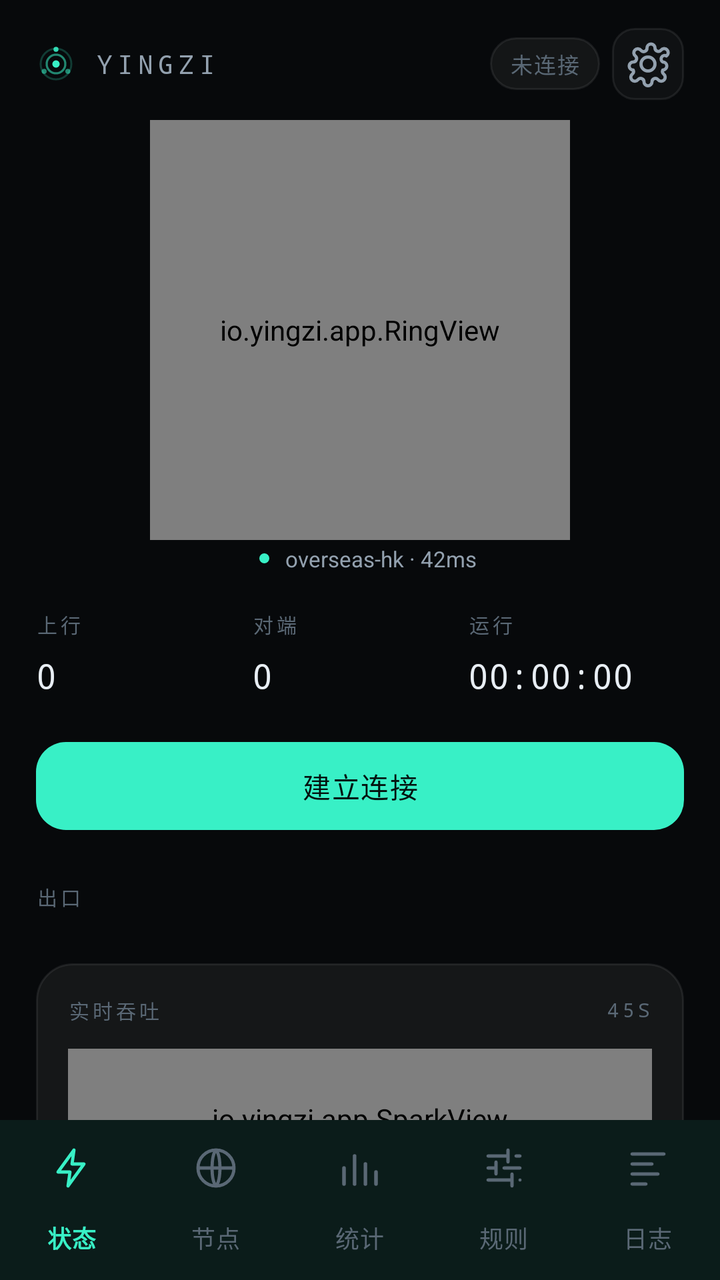
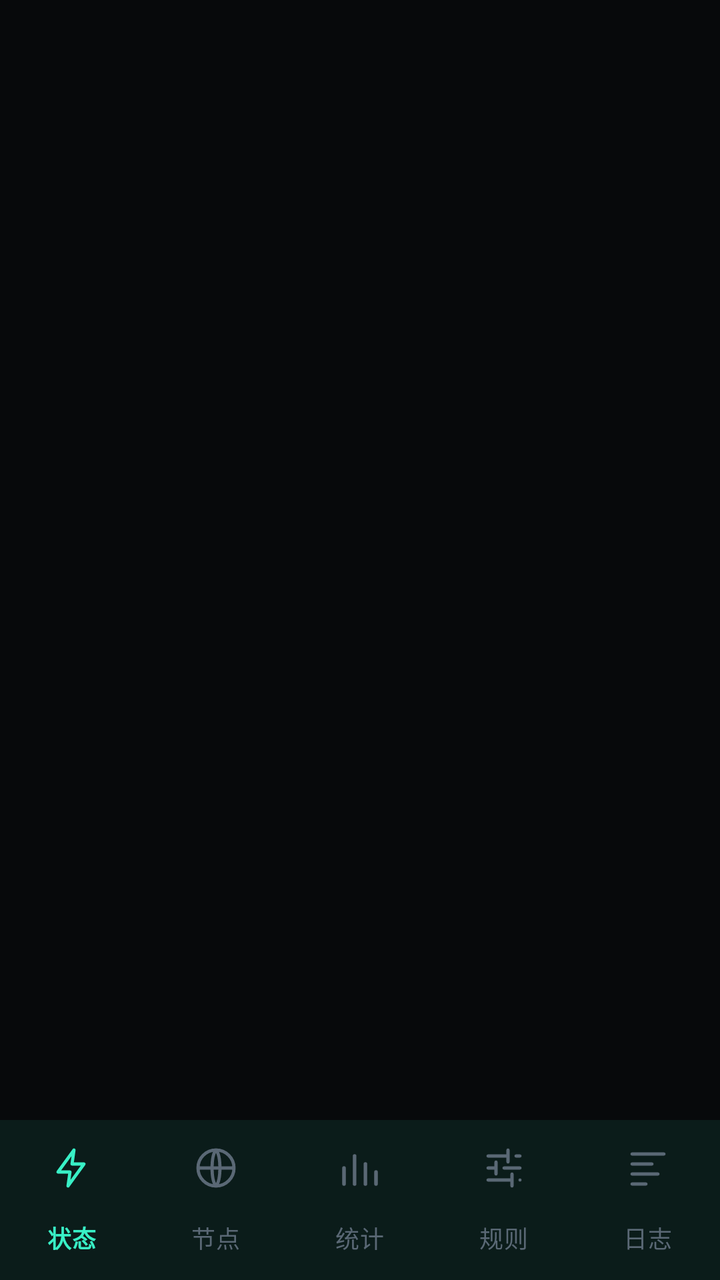

The first picture is an Android layout as it rendered before a commit; the second is the same layout after the commit. The layout source and the unified diff follow.
<!-- AndroidManifest.xml: application theme Theme.Yingzi -->
<!-- res/layout/activity_main.xml -->
<?xml version="1.0" encoding="utf-8"?>
<LinearLayout xmlns:android="http://schemas.android.com/apk/res/android"
    xmlns:app="http://schemas.android.com/apk/res-auto"
    android:layout_width="match_parent"
    android:layout_height="match_parent"
    android:orientation="vertical"
    android:background="@color/bg">

    
    <LinearLayout
        android:layout_width="match_parent"
        android:layout_height="wrap_content"
        android:orientation="horizontal"
        android:gravity="center_vertical"
        android:paddingStart="18dp" android:paddingEnd="18dp"
        android:paddingTop="14dp" android:paddingBottom="10dp">

        <ImageView
            android:layout_width="20dp" android:layout_height="20dp"
            android:src="@drawable/ic_mark" />

        <TextView
            android:layout_width="wrap_content" android:layout_height="wrap_content"
            android:layout_marginStart="9dp"
            android:text="YINGZI"
            android:fontFamily="monospace"
            android:textSize="13sp"
            android:letterSpacing="0.2"
            android:textColor="@color/text_2" />

        <Space android:layout_width="0dp" android:layout_height="1dp" android:layout_weight="1" />

        <TextView
            android:id="@+id/statePill"
            android:layout_width="wrap_content" android:layout_height="wrap_content"
            android:background="@drawable/bg_pill"
            android:paddingStart="10dp" android:paddingEnd="10dp"
            android:paddingTop="5dp" android:paddingBottom="5dp"
            android:text="未连接"
            android:fontFamily="monospace"
            android:textSize="11sp"
            android:letterSpacing="0.06"
            android:textColor="@color/text_3" />

        <ImageButton
            android:id="@+id/settingsBtn"
            android:layout_width="36dp" android:layout_height="36dp"
            android:layout_marginStart="6dp"
            android:background="@drawable/bg_icon_btn"
            android:src="@drawable/ic_settings"
            app:tint="@color/text_2"
            android:contentDescription="设置" />
    </LinearLayout>

    <ScrollView
        android:layout_width="match_parent"
        android:layout_height="0dp"
        android:layout_weight="1"
        android:scrollbars="none"
        android:overScrollMode="never">

        <LinearLayout
            android:layout_width="match_parent"
            android:layout_height="wrap_content"
            android:orientation="vertical"
            android:paddingStart="18dp" android:paddingEnd="18dp"
            android:paddingBottom="18dp">

            <io.yingzi.app.RingView
                android:id="@+id/ring"
                android:layout_width="210dp"
                android:layout_height="210dp"
                android:layout_gravity="center_horizontal" />

            <LinearLayout
                android:layout_width="wrap_content" android:layout_height="wrap_content"
                android:layout_gravity="center_horizontal"
                android:layout_marginTop="2dp"
                android:orientation="horizontal"
                android:gravity="center_vertical">

                <View android:layout_width="5dp" android:layout_height="5dp"
                    android:layout_marginStart="8dp" android:layout_marginEnd="8dp"
                    android:background="@drawable/bg_dot_accent" />
                <TextView
                    android:id="@+id/exitLine"
                    android:layout_width="wrap_content" android:layout_height="wrap_content"
                    android:text="overseas-hk · 42ms"
                    android:textSize="11sp"
                    android:textColor="@color/text_2" />
            </LinearLayout>

            
            <LinearLayout
                android:layout_width="match_parent" android:layout_height="wrap_content"
                android:layout_marginTop="18dp"
                android:orientation="horizontal">

                <LinearLayout android:layout_width="0dp" android:layout_height="wrap_content"
                    android:layout_weight="1" android:orientation="vertical">
                    <TextView style="@style/Micro" android:layout_width="wrap_content"
                        android:layout_height="wrap_content" android:text="上行" />
                    <TextView android:id="@+id/upValue" style="@style/Num"
                        android:layout_width="wrap_content" android:layout_height="wrap_content"
                        android:layout_marginTop="7dp" android:textSize="17sp" android:text="0" />
                </LinearLayout>

                <LinearLayout android:layout_width="0dp" android:layout_height="wrap_content"
                    android:layout_weight="1" android:orientation="vertical">
                    <TextView style="@style/Micro" android:layout_width="wrap_content"
                        android:layout_height="wrap_content" android:text="对端" />
                    <TextView android:id="@+id/peersValue" style="@style/Num"
                        android:layout_width="wrap_content" android:layout_height="wrap_content"
                        android:layout_marginTop="7dp" android:textSize="17sp" android:text="0" />
                </LinearLayout>

                <LinearLayout android:layout_width="0dp" android:layout_height="wrap_content"
                    android:layout_weight="1" android:orientation="vertical">
                    <TextView style="@style/Micro" android:layout_width="wrap_content"
                        android:layout_height="wrap_content" android:text="运行" />
                    <TextView android:id="@+id/uptimeValue" style="@style/Num"
                        android:layout_width="wrap_content" android:layout_height="wrap_content"
                        android:layout_marginTop="7dp" android:textSize="17sp" android:text="00:00:00" />
                </LinearLayout>
            </LinearLayout>

            <com.google.android.material.button.MaterialButton
                android:id="@+id/toggle"
                style="@style/CtaButton"
                android:layout_width="match_parent"
                android:layout_height="wrap_content"
                android:layout_marginTop="18dp"
                android:text="建立连接" />

            <TextView style="@style/SectionLabel" android:layout_width="wrap_content"
                android:layout_height="wrap_content" android:text="出口" />

            <HorizontalScrollView
                android:layout_width="match_parent" android:layout_height="wrap_content"
                android:scrollbars="none" android:overScrollMode="never">
                <LinearLayout
                    android:id="@+id/exitChips"
                    android:layout_width="wrap_content" android:layout_height="wrap_content"
                    android:orientation="horizontal" />
            </HorizontalScrollView>

            
            <LinearLayout
                android:layout_width="match_parent" android:layout_height="wrap_content"
                android:layout_marginTop="16dp"
                android:background="@drawable/bg_card"
                android:orientation="vertical"
                android:padding="16dp">

                <LinearLayout android:layout_width="match_parent" android:layout_height="wrap_content"
                    android:orientation="horizontal" android:gravity="center_vertical">
                    <TextView style="@style/Micro" android:layout_width="0dp"
                        android:layout_height="wrap_content" android:layout_weight="1"
                        android:text="实时吞吐" />
                    <TextView style="@style/Micro" android:layout_width="wrap_content"
                        android:layout_height="wrap_content" android:text="45S" />
                </LinearLayout>

                <io.yingzi.app.SparkView
                    android:id="@+id/spark"
                    android:layout_width="match_parent"
                    android:layout_height="70dp"
                    android:layout_marginTop="12dp" />

                <View android:layout_width="match_parent" android:layout_height="1dp"
                    android:layout_marginTop="14dp" android:layout_marginBottom="12dp"
                    android:background="@color/line" />

                <LinearLayout android:layout_width="match_parent" android:layout_height="wrap_content"
                    android:orientation="horizontal" android:gravity="center_vertical">
                    <View android:layout_width="6dp" android:layout_height="6dp"
                        android:background="@drawable/bg_dot_direct" />
                    <TextView android:id="@+id/directCount" style="@style/Num"
                        android:layout_width="wrap_content" android:layout_height="wrap_content"
                        android:layout_marginStart="7dp" android:textSize="13sp" android:text="0" />
                    <TextView style="@style/Micro" android:layout_width="0dp"
                        android:layout_height="wrap_content" android:layout_weight="1"
                        android:layout_marginStart="7dp" android:text="直连" />

                    <View android:layout_width="6dp" android:layout_height="6dp"
                        android:background="@drawable/bg_dot_exit" />
                    <TextView android:id="@+id/exitCount" style="@style/Num"
                        android:layout_width="wrap_content" android:layout_height="wrap_content"
                        android:layout_marginStart="7dp" android:textSize="13sp" android:text="0" />
                    <TextView style="@style/Micro" android:layout_width="0dp"
                        android:layout_height="wrap_content" android:layout_weight="1"
                        android:layout_marginStart="7dp" android:text="代理" />

                    <View android:layout_width="6dp" android:layout_height="6dp"
                        android:background="@drawable/bg_dot_block" />
                    <TextView android:id="@+id/blockCount" style="@style/Num"
                        android:layout_width="wrap_content" android:layout_height="wrap_content"
                        android:layout_marginStart="7dp" android:textSize="13sp" android:text="0" />
                    <TextView style="@style/Micro" android:layout_width="wrap_content"
                        android:layout_height="wrap_content" android:layout_marginStart="7dp"
                        android:text="拦截" />
                </LinearLayout>
            </LinearLayout>
        </LinearLayout>
    </ScrollView>

    <com.google.android.material.bottomnavigation.BottomNavigationView
        android:id="@+id/nav"
        android:layout_width="match_parent"
        android:layout_height="wrap_content"
        android:background="@color/bg"
        app:menu="@menu/nav_main"
        app:labelVisibilityMode="labeled"
        app:itemIconTint="@color/nav_item"
        app:itemTextColor="@color/nav_item"
        app:itemActiveIndicatorStyle="@null"
        app:itemRippleColor="@color/accent_soft"
        style="@style/Widget.Material3.BottomNavigationView" />
</LinearLayout>
<!-- resources referenced by this layout -->
<resources>
  <color name="line">#14FFFFFF</color>
  <color name="text_3">#FF5A6875</color>
  <!-- drawable bg_card (drawable) -->
  <?xml version="1.0" encoding="utf-8"?>
  <shape xmlns:android="http://schemas.android.com/apk/res/android">
      <solid android:color="#0EFFFFFF" />
      <stroke android:width="1dp" android:color="@color/line" />
      <corners android:radius="18dp" />
  </shape>
  <!-- drawable bg_dot_accent (drawable) -->
  <?xml version="1.0" encoding="utf-8"?>
  <shape xmlns:android="http://schemas.android.com/apk/res/android" android:shape="oval">
      <solid android:color="@color/accent" />
  </shape>
  <!-- drawable bg_dot_block (drawable) -->
  <?xml version="1.0" encoding="utf-8"?>
  <shape xmlns:android="http://schemas.android.com/apk/res/android" android:shape="oval">
      <solid android:color="@color/block" />
  </shape>
  <!-- drawable bg_dot_direct (drawable) -->
  <?xml version="1.0" encoding="utf-8"?>
  <shape xmlns:android="http://schemas.android.com/apk/res/android" android:shape="oval">
      <solid android:color="@color/direct" />
  </shape>
  <!-- drawable bg_dot_exit (drawable) -->
  <?xml version="1.0" encoding="utf-8"?>
  <shape xmlns:android="http://schemas.android.com/apk/res/android" android:shape="oval">
      <solid android:color="@color/exit" />
  </shape>
  <!-- drawable bg_icon_btn (drawable) -->
  <?xml version="1.0" encoding="utf-8"?>
  <shape xmlns:android="http://schemas.android.com/apk/res/android">
      <solid android:color="#08FFFFFF" />
      <stroke android:width="1dp" android:color="@color/line" />
      <corners android:radius="11dp" />
  </shape>
  <!-- drawable bg_pill (drawable) -->
  <?xml version="1.0" encoding="utf-8"?>
  <shape xmlns:android="http://schemas.android.com/apk/res/android">
      <solid android:color="#0DFFFFFF" />
      <stroke android:width="1dp" android:color="@color/line" />
      <corners android:radius="99dp" />
  </shape>
  <!-- drawable ic_mark (drawable) -->
  <?xml version="1.0" encoding="utf-8"?>
  <vector xmlns:android="http://schemas.android.com/apk/res/android"
      android:width="24dp" android:height="24dp"
      android:viewportWidth="24" android:viewportHeight="24">
  
      <path android:pathData="M12,12m-9.2,0a9.2,9.2 0 1,0 18.4,0a9.2,9.2 0 1,0 -18.4,0"
          android:strokeColor="@color/accent" android:strokeWidth="1.2"
          android:strokeAlpha="0.22" android:fillColor="#00000000" />
  
      <path android:pathData="M12,12m-5.6,0a5.6,5.6 0 1,0 11.2,0a5.6,5.6 0 1,0 -11.2,0"
          android:strokeColor="@color/accent" android:strokeWidth="1.3"
          android:strokeAlpha="0.55" android:fillColor="#00000000" />
  
      <path android:pathData="M12,12m-2.2,0a2.2,2.2 0 1,0 4.4,0a2.2,2.2 0 1,0 -4.4,0"
          android:fillColor="@color/accent" />
  
      <path android:pathData="M12,3.2m-1.5,0a1.5,1.5 0 1,0 3,0a1.5,1.5 0 1,0 -3,0"
          android:fillColor="@color/accent" android:fillAlpha="0.9" />
  
      <path android:pathData="M19.1,16.4m-1.5,0a1.5,1.5 0 1,0 3,0a1.5,1.5 0 1,0 -3,0"
          android:fillColor="@color/accent" android:fillAlpha="0.55" />
  
      <path android:pathData="M4.9,16.4m-1.5,0a1.5,1.5 0 1,0 3,0a1.5,1.5 0 1,0 -3,0"
          android:fillColor="@color/accent" android:fillAlpha="0.55" />
  </vector>
  <!-- drawable ic_settings (drawable) -->
  <?xml version="1.0" encoding="utf-8"?>
  <vector xmlns:android="http://schemas.android.com/apk/res/android"
      android:width="24dp" android:height="24dp"
      android:viewportWidth="24" android:viewportHeight="24">
      <path android:pathData="M12,15.5 a3.5,3.5 0 1,0 0,-7 a3.5,3.5 0 1,0 0,7 Z M19.4,15 a1.7,1.7 0 0,0 .3,1.9 l.1,.1 a2,2 0 1,1 -2.8,2.8 l-.1,-.1 a1.7,1.7 0 0,0 -2.9,1.2 a2,2 0 1,1 -4,0 a1.7,1.7 0 0,0 -2.9,-1.2 l-.1,.1 a2,2 0 1,1 -2.8,-2.8 l.1,-.1 A1.7,1.7 0 0,0 4.6,15 a2,2 0 1,1 0,-4 a1.7,1.7 0 0,0 1.2,-2.9 l-.1,-.1 a2,2 0 1,1 2.8,-2.8 l.1,.1 A1.7,1.7 0 0,0 11.5,4 a2,2 0 1,1 4,0 a1.7,1.7 0 0,0 2.9,1.2 l.1,-.1 a2,2 0 1,1 2.8,2.8 l-.1,.1 A1.7,1.7 0 0,0 19.4,11 a2,2 0 1,1 0,4 Z"
          android:strokeColor="?attr/colorControlNormal" android:strokeWidth="1.6"
          android:strokeLineCap="round" android:strokeLineJoin="round"
          android:fillColor="#00000000" />
  </vector>
  <style name="CtaButton" parent="Widget.Material3.Button">
          <item name="backgroundTint">@color/accent</item>
          <item name="android:textColor">#FF04120F</item>
          <item name="android:textSize">14sp</item>
          <item name="android:letterSpacing">0.04</item>
          <item name="cornerRadius">15dp</item>
          <item name="android:minHeight">52dp</item>
      </style>
  <style name="Micro">
          <item name="android:textSize">10sp</item>
          <item name="android:letterSpacing">0.16</item>
          <item name="android:textColor">@color/text_3</item>
          <item name="android:fontFamily">monospace</item>
          <item name="android:textAllCaps">true</item>
      </style>
  <style name="Num">
          <item name="android:fontFamily">monospace</item>
          <item name="android:textColor">@color/text</item>
      </style>
  <style name="SectionLabel" parent="Micro">
          <item name="android:layout_marginTop">22dp</item>
          <item name="android:layout_marginBottom">10dp</item>
      </style>
  <color name="block">#FFFF6B7A</color>
  <color name="direct">#FF6FE39A</color>
  <!-- unchanged entries left out for length: 9 -->
</resources>

<!-- the commit's change to res/layout/activity_main.xml (unified diff, before → after) -->
@@ -6,203 +6,11 @@
     android:orientation="vertical"
     android:background="@color/bg">
 
-    
-    <LinearLayout
-        android:layout_width="match_parent"
-        android:layout_height="wrap_content"
-        android:orientation="horizontal"
-        android:gravity="center_vertical"
-        android:paddingStart="18dp" android:paddingEnd="18dp"
-        android:paddingTop="14dp" android:paddingBottom="10dp">
-
-        <ImageView
-            android:layout_width="20dp" android:layout_height="20dp"
-            android:src="@drawable/ic_mark" />
-
-        <TextView
-            android:layout_width="wrap_content" android:layout_height="wrap_content"
-            android:layout_marginStart="9dp"
-            android:text="YINGZI"
-            android:fontFamily="monospace"
-            android:textSize="13sp"
-            android:letterSpacing="0.2"
-            android:textColor="@color/text_2" />
-
-        <Space android:layout_width="0dp" android:layout_height="1dp" android:layout_weight="1" />
-
-        <TextView
-            android:id="@+id/statePill"
-            android:layout_width="wrap_content" android:layout_height="wrap_content"
-            android:background="@drawable/bg_pill"
-            android:paddingStart="10dp" android:paddingEnd="10dp"
-            android:paddingTop="5dp" android:paddingBottom="5dp"
-            android:text="未连接"
-            android:fontFamily="monospace"
-            android:textSize="11sp"
-            android:letterSpacing="0.06"
-            android:textColor="@color/text_3" />
-
-        <ImageButton
-            android:id="@+id/settingsBtn"
-            android:layout_width="36dp" android:layout_height="36dp"
-            android:layout_marginStart="6dp"
-            android:background="@drawable/bg_icon_btn"
-            android:src="@drawable/ic_settings"
-            app:tint="@color/text_2"
-            android:contentDescription="设置" />
-    </LinearLayout>
-
-    <ScrollView
+    <FrameLayout
+        android:id="@+id/container"
         android:layout_width="match_parent"
         android:layout_height="0dp"
-        android:layout_weight="1"
-        android:scrollbars="none"
-        android:overScrollMode="never">
-
-        <LinearLayout
-            android:layout_width="match_parent"
-            android:layout_height="wrap_content"
-            android:orientation="vertical"
-            android:paddingStart="18dp" android:paddingEnd="18dp"
-            android:paddingBottom="18dp">
-
-            <io.yingzi.app.RingView
-                android:id="@+id/ring"
-                android:layout_width="210dp"
-                android:layout_height="210dp"
-                android:layout_gravity="center_horizontal" />
-
-            <LinearLayout
-                android:layout_width="wrap_content" android:layout_height="wrap_content"
-                android:layout_gravity="center_horizontal"
-                android:layout_marginTop="2dp"
-                android:orientation="horizontal"
-                android:gravity="center_vertical">
-
-                <View android:layout_width="5dp" android:layout_height="5dp"
-                    android:layout_marginStart="8dp" android:layout_marginEnd="8dp"
-                    android:background="@drawable/bg_dot_accent" />
-                <TextView
-                    android:id="@+id/exitLine"
-                    android:layout_width="wrap_content" android:layout_height="wrap_content"
-                    android:text="overseas-hk · 42ms"
-                    android:textSize="11sp"
-                    android:textColor="@color/text_2" />
-            </LinearLayout>
-
-            
-            <LinearLayout
-                android:layout_width="match_parent" android:layout_height="wrap_content"
-                android:layout_marginTop="18dp"
-                android:orientation="horizontal">
-
-                <LinearLayout android:layout_width="0dp" android:layout_height="wrap_content"
-                    android:layout_weight="1" android:orientation="vertical">
-                    <TextView style="@style/Micro" android:layout_width="wrap_content"
-                        android:layout_height="wrap_content" android:text="上行" />
-                    <TextView android:id="@+id/upValue" style="@style/Num"
-                        android:layout_width="wrap_content" android:layout_height="wrap_content"
-                        android:layout_marginTop="7dp" android:textSize="17sp" android:text="0" />
-                </LinearLayout>
-
-                <LinearLayout android:layout_width="0dp" android:layout_height="wrap_content"
-                    android:layout_weight="1" android:orientation="vertical">
-                    <TextView style="@style/Micro" android:layout_width="wrap_content"
-                        android:layout_height="wrap_content" android:text="对端" />
-                    <TextView android:id="@+id/peersValue" style="@style/Num"
-                        android:layout_width="wrap_content" android:layout_height="wrap_content"
-                        android:layout_marginTop="7dp" android:textSize="17sp" android:text="0" />
-                </LinearLayout>
-
-                <LinearLayout android:layout_width="0dp" android:layout_height="wrap_content"
-                    android:layout_weight="1" android:orientation="vertical">
-                    <TextView style="@style/Micro" android:layout_width="wrap_content"
-                        android:layout_height="wrap_content" android:text="运行" />
-                    <TextView android:id="@+id/uptimeValue" style="@style/Num"
-                        android:layout_width="wrap_content" android:layout_height="wrap_content"
-                        android:layout_marginTop="7dp" android:textSize="17sp" android:text="00:00:00" />
-                </LinearLayout>
-            </LinearLayout>
-
-            <com.google.android.material.button.MaterialButton
-                android:id="@+id/toggle"
-                style="@style/CtaButton"
-                android:layout_width="match_parent"
-                android:layout_height="wrap_content"
-                android:layout_marginTop="18dp"
-                android:text="建立连接" />
-
-            <TextView style="@style/SectionLabel" android:layout_width="wrap_content"
-                android:layout_height="wrap_content" android:text="出口" />
-
-            <HorizontalScrollView
-                android:layout_width="match_parent" android:layout_height="wrap_content"
-                android:scrollbars="none" android:overScrollMode="never">
-                <LinearLayout
-                    android:id="@+id/exitChips"
-                    android:layout_width="wrap_content" android:layout_height="wrap_content"
-                    android:orientation="horizontal" />
-            </HorizontalScrollView>
-
-            
-            <LinearLayout
-                android:layout_width="match_parent" android:layout_height="wrap_content"
-                android:layout_marginTop="16dp"
-                android:background="@drawable/bg_card"
-                android:orientation="vertical"
-                android:padding="16dp">
-
-                <LinearLayout android:layout_width="match_parent" android:layout_height="wrap_content"
-                    android:orientation="horizontal" android:gravity="center_vertical">
-                    <TextView style="@style/Micro" android:layout_width="0dp"
-                        android:layout_height="wrap_content" android:layout_weight="1"
-                        android:text="实时吞吐" />
-                    <TextView style="@style/Micro" android:layout_width="wrap_content"
-                        android:layout_height="wrap_content" android:text="45S" />
-                </LinearLayout>
-
-                <io.yingzi.app.SparkView
-                    android:id="@+id/spark"
-                    android:layout_width="match_parent"
-                    android:layout_height="70dp"
-                    android:layout_marginTop="12dp" />
-
-                <View android:layout_width="match_parent" android:layout_height="1dp"
-                    android:layout_marginTop="14dp" android:layout_marginBottom="12dp"
-                    android:background="@color/line" />
-
-                <LinearLayout android:layout_width="match_parent" android:layout_height="wrap_content"
-                    android:orientation="horizontal" android:gravity="center_vertical">
-                    <View android:layout_width="6dp" android:layout_height="6dp"
-                        android:background="@drawable/bg_dot_direct" />
-                    <TextView android:id="@+id/directCount" style="@style/Num"
-                        android:layout_width="wrap_content" android:layout_height="wrap_content"
-                        android:layout_marginStart="7dp" android:textSize="13sp" android:text="0" />
-                    <TextView style="@style/Micro" android:layout_width="0dp"
-                        android:layout_height="wrap_content" android:layout_weight="1"
-                        android:layout_marginStart="7dp" android:text="直连" />
-
-                    <View android:layout_width="6dp" android:layout_height="6dp"
-                        android:background="@drawable/bg_dot_exit" />
-                    <TextView android:id="@+id/exitCount" style="@style/Num"
-                        android:layout_width="wrap_content" android:layout_height="wrap_content"
-                        android:layout_marginStart="7dp" android:textSize="13sp" android:text="0" />
-                    <TextView style="@style/Micro" android:layout_width="0dp"
-                        android:layout_height="wrap_content" android:layout_weight="1"
-                        android:layout_marginStart="7dp" android:text="代理" />
-
-                    <View android:layout_width="6dp" android:layout_height="6dp"
-                        android:background="@drawable/bg_dot_block" />
-                    <TextView android:id="@+id/blockCount" style="@style/Num"
-                        android:layout_width="wrap_content" android:layout_height="wrap_content"
-                        android:layout_marginStart="7dp" android:textSize="13sp" android:text="0" />
-                    <TextView style="@style/Micro" android:layout_width="wrap_content"
-                        android:layout_height="wrap_content" android:layout_marginStart="7dp"
-                        android:text="拦截" />
-                </LinearLayout>
-            </LinearLayout>
-        </LinearLayout>
-    </ScrollView>
+        android:layout_weight="1" />
 
     <com.google.android.material.bottomnavigation.BottomNavigationView
         android:id="@+id/nav"
<!-- resource entries referenced after the edit -->
@@ -1,109 +1,5 @@
 <!-- resources referenced by this layout -->
 <resources>
-  <color name="line">#14FFFFFF</color>
-  <color name="text_3">#FF5A6875</color>
-  <!-- drawable bg_card (drawable) -->
-  <?xml version="1.0" encoding="utf-8"?>
-  <shape xmlns:android="http://schemas.android.com/apk/res/android">
-      <solid android:color="#0EFFFFFF" />
-      <stroke android:width="1dp" android:color="@color/line" />
-      <corners android:radius="18dp" />
-  </shape>
-  <!-- drawable bg_dot_accent (drawable) -->
-  <?xml version="1.0" encoding="utf-8"?>
-  <shape xmlns:android="http://schemas.android.com/apk/res/android" android:shape="oval">
-      <solid android:color="@color/accent" />
-  </shape>
-  <!-- drawable bg_dot_block (drawable) -->
-  <?xml version="1.0" encoding="utf-8"?>
-  <shape xmlns:android="http://schemas.android.com/apk/res/android" android:shape="oval">
-      <solid android:color="@color/block" />
-  </shape>
-  <!-- drawable bg_dot_direct (drawable) -->
-  <?xml version="1.0" encoding="utf-8"?>
-  <shape xmlns:android="http://schemas.android.com/apk/res/android" android:shape="oval">
-      <solid android:color="@color/direct" />
-  </shape>
-  <!-- drawable bg_dot_exit (drawable) -->
-  <?xml version="1.0" encoding="utf-8"?>
-  <shape xmlns:android="http://schemas.android.com/apk/res/android" android:shape="oval">
-      <solid android:color="@color/exit" />
-  </shape>
-  <!-- drawable bg_icon_btn (drawable) -->
-  <?xml version="1.0" encoding="utf-8"?>
-  <shape xmlns:android="http://schemas.android.com/apk/res/android">
-      <solid android:color="#08FFFFFF" />
-      <stroke android:width="1dp" android:color="@color/line" />
-      <corners android:radius="11dp" />
-  </shape>
-  <!-- drawable bg_pill (drawable) -->
-  <?xml version="1.0" encoding="utf-8"?>
-  <shape xmlns:android="http://schemas.android.com/apk/res/android">
-      <solid android:color="#0DFFFFFF" />
-      <stroke android:width="1dp" android:color="@color/line" />
-      <corners android:radius="99dp" />
-  </shape>
-  <!-- drawable ic_mark (drawable) -->
-  <?xml version="1.0" encoding="utf-8"?>
-  <vector xmlns:android="http://schemas.android.com/apk/res/android"
-      android:width="24dp" android:height="24dp"
-      android:viewportWidth="24" android:viewportHeight="24">
-  
-      <path android:pathData="M12,12m-9.2,0a9.2,9.2 0 1,0 18.4,0a9.2,9.2 0 1,0 -18.4,0"
-          android:strokeColor="@color/accent" android:strokeWidth="1.2"
-          android:strokeAlpha="0.22" android:fillColor="#00000000" />
-  
-      <path android:pathData="M12,12m-5.6,0a5.6,5.6 0 1,0 11.2,0a5.6,5.6 0 1,0 -11.2,0"
-          android:strokeColor="@color/accent" android:strokeWidth="1.3"
-          android:strokeAlpha="0.55" android:fillColor="#00000000" />
-  
-      <path android:pathData="M12,12m-2.2,0a2.2,2.2 0 1,0 4.4,0a2.2,2.2 0 1,0 -4.4,0"
-          android:fillColor="@color/accent" />
-  
-      <path android:pathData="M12,3.2m-1.5,0a1.5,1.5 0 1,0 3,0a1.5,1.5 0 1,0 -3,0"
-          android:fillColor="@color/accent" android:fillAlpha="0.9" />
-  
-      <path android:pathData="M19.1,16.4m-1.5,0a1.5,1.5 0 1,0 3,0a1.5,1.5 0 1,0 -3,0"
-          android:fillColor="@color/accent" android:fillAlpha="0.55" />
-  
-      <path android:pathData="M4.9,16.4m-1.5,0a1.5,1.5 0 1,0 3,0a1.5,1.5 0 1,0 -3,0"
-          android:fillColor="@color/accent" android:fillAlpha="0.55" />
-  </vector>
-  <!-- drawable ic_settings (drawable) -->
-  <?xml version="1.0" encoding="utf-8"?>
-  <vector xmlns:android="http://schemas.android.com/apk/res/android"
-      android:width="24dp" android:height="24dp"
-      android:viewportWidth="24" android:viewportHeight="24">
-      <path android:pathData="M12,15.5 a3.5,3.5 0 1,0 0,-7 a3.5,3.5 0 1,0 0,7 Z M19.4,15 a1.7,1.7 0 0,0 .3,1.9 l.1,.1 a2,2 0 1,1 -2.8,2.8 l-.1,-.1 a1.7,1.7 0 0,0 -2.9,1.2 a2,2 0 1,1 -4,0 a1.7,1.7 0 0,0 -2.9,-1.2 l-.1,.1 a2,2 0 1,1 -2.8,-2.8 l.1,-.1 A1.7,1.7 0 0,0 4.6,15 a2,2 0 1,1 0,-4 a1.7,1.7 0 0,0 1.2,-2.9 l-.1,-.1 a2,2 0 1,1 2.8,-2.8 l.1,.1 A1.7,1.7 0 0,0 11.5,4 a2,2 0 1,1 4,0 a1.7,1.7 0 0,0 2.9,1.2 l.1,-.1 a2,2 0 1,1 2.8,2.8 l-.1,.1 A1.7,1.7 0 0,0 19.4,11 a2,2 0 1,1 0,4 Z"
-          android:strokeColor="?attr/colorControlNormal" android:strokeWidth="1.6"
-          android:strokeLineCap="round" android:strokeLineJoin="round"
-          android:fillColor="#00000000" />
-  </vector>
-  <style name="CtaButton" parent="Widget.Material3.Button">
-          <item name="backgroundTint">@color/accent</item>
-          <item name="android:textColor">#FF04120F</item>
-          <item name="android:textSize">14sp</item>
-          <item name="android:letterSpacing">0.04</item>
-          <item name="cornerRadius">15dp</item>
-          <item name="android:minHeight">52dp</item>
-      </style>
-  <style name="Micro">
-          <item name="android:textSize">10sp</item>
-          <item name="android:letterSpacing">0.16</item>
-          <item name="android:textColor">@color/text_3</item>
-          <item name="android:fontFamily">monospace</item>
-          <item name="android:textAllCaps">true</item>
-      </style>
-  <style name="Num">
-          <item name="android:fontFamily">monospace</item>
-          <item name="android:textColor">@color/text</item>
-      </style>
-  <style name="SectionLabel" parent="Micro">
-          <item name="android:layout_marginTop">22dp</item>
-          <item name="android:layout_marginBottom">10dp</item>
-      </style>
-  <color name="block">#FFFF6B7A</color>
-  <color name="direct">#FF6FE39A</color>
   <!-- unchanged entries left out for length: 9 -->
 </resources>
 
